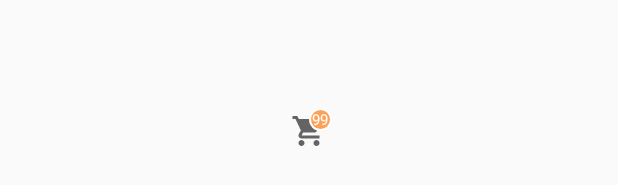
After one commit to Crystalmonis/UCdemo, an Android app: the layout badge_layout.xml on its own in the app's theme, with its tools: preview values and no code run, on a phone screen of 412 x 824 dp. The commit adds this screen. Shown: the part 487-672 px from the top of the screen. Run offline under Robolectric (Android 15) with nearby library versions, the phone set to English and light mode, and no system bars.

```diff
--- /dev/null
+++ b/app/src/main/res/drawable/badge_count.xml
@@ -0,0 +1,11 @@
+<?xml version="1.0" encoding="utf-8"?>
+<layer-list xmlns:android="http://schemas.android.com/apk/res/android">
+
+    <item>
+        <shape android:shape="oval">
+            <solid android:color="@color/user_theme"/>
+            <stroke android:width="1dp" android:color="@color/white"/>
+        </shape>
+    </item>
+
+</layer-list>
--- /dev/null
+++ b/app/src/main/res/layout/badge_layout.xml
@@ -0,0 +1,36 @@
+<?xml version="1.0" encoding="utf-8"?>
+<androidx.constraintlayout.widget.ConstraintLayout
+    xmlns:android="http://schemas.android.com/apk/res/android"
+    xmlns:app="http://schemas.android.com/apk/res-auto"
+    xmlns:tools="http://schemas.android.com/tools"
+    android:paddingLeft="8dp"
+    android:paddingRight="8dp"
+    android:layout_width="match_parent"
+    android:layout_height="match_parent">
+
+    <ImageView
+        android:id="@+id/badge_icon"
+        android:layout_width="wrap_content"
+        android:layout_height="wrap_content"
+        android:src="@drawable/cart_black"
+        app:layout_constraintBottom_toBottomOf="parent"
+        app:layout_constraintEnd_toEndOf="parent"
+        app:layout_constraintStart_toStartOf="parent"
+        app:layout_constraintTop_toTopOf="parent" />
+
+    <TextView
+        android:id="@+id/badge_count"
+        android:layout_width="15dp"
+        android:layout_height="15dp"
+        android:layout_marginStart="12dp"
+        android:layout_marginBottom="12dp"
+        android:background="@drawable/badge_count"
+        android:gravity="center"
+        android:text="99"
+        android:textAlignment="center"
+        android:textColor="#ffffff"
+        android:textSize="10sp"
+        app:layout_constraintBottom_toBottomOf="@+id/badge_icon"
+        app:layout_constraintStart_toStartOf="@+id/badge_icon" />
+
+</androidx.constraintlayout.widget.ConstraintLayout>
```
Also changed, not shown: app/src/main/java/com/example/ucdemo/CartAdapter.java (+27 -3 lines), app/src/main/java/com/example/ucdemo/DBqueries.java (+40 -7 lines), app/src/main/java/com/example/ucdemo/ProductDetailsActivity.java (+30 -0 lines), app/src/main/java/com/example/ucdemo/UserMainPage.java (+28 -0 lines).
